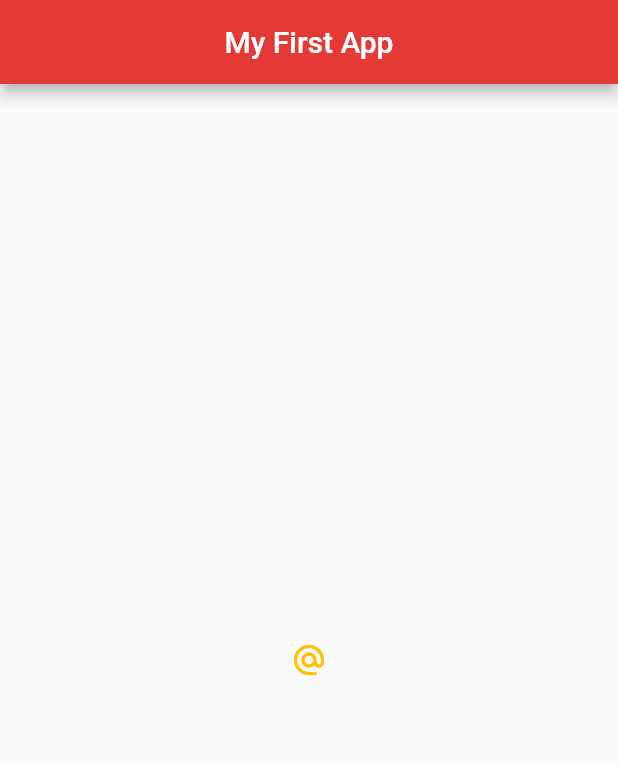
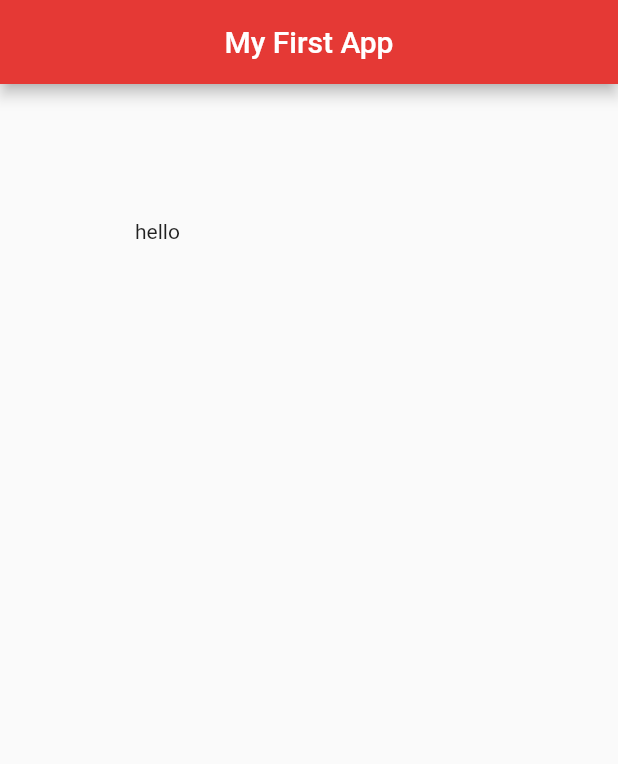
Before and after one commit to Satvik782/FlutterBasics, a Flutter app: the screen it shows after launch, on a phone screen of 412 x 824 dp. Shown: the top 764 px of the screen. Run offline on Flutter 3.47's test engine with Material 2 defaults, Android fonts, the phone set to English and light mode, and no system bars.

Commit message:
lesson 10

```diff
--- a/lib/main.dart
+++ b/lib/main.dart
@@ -14,12 +14,9 @@ class Home extends StatelessWidget {
         centerTitle: true,
         backgroundColor: Colors.red[600],
       ),
-      body: Center(
-        child: IconButton(
-          onPressed: (){},
-          icon: Icon(Icons.alternate_email),
-          color: Colors.amber,
-        ),
+      body: Padding(
+        padding: EdgeInsets.all(90.0),
+        child: Text('hello'),
       ),
       floatingActionButton: FloatingActionButton(
         onPressed: (){},
```
